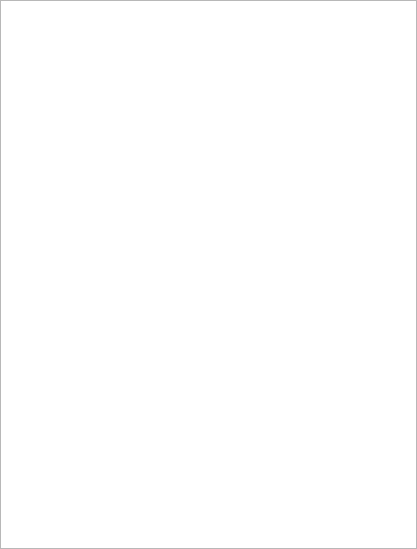
Buvaluy/VirtualMachine, file gui/debugpanel.ui: the form before one commit.
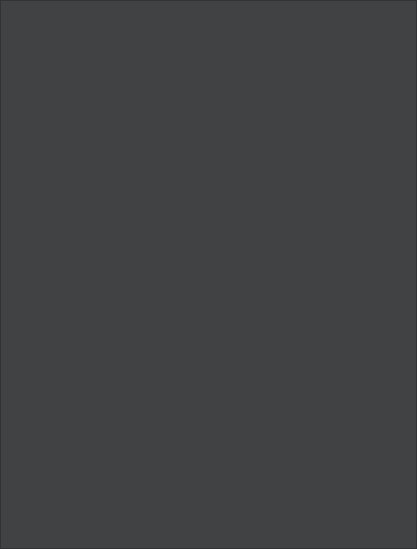
The form after the commit. Icons and pictures are not drawn.

Patch:
```diff
--- a/gui/debugpanel.ui
+++ b/gui/debugpanel.ui
@@ -31,6 +31,42 @@
    </property>
    <item>
     <widget class="QTableWidget" name="tableWidget">
+     <property name="styleSheet">
+      <string notr="true">QHeaderView::section {
+
+    
+	background-color: rgb(50, 51, 53);
+	color: rgb(239, 239, 239);
+	font: 11pt &quot;Consolas&quot;;
+    padding-left: 4px;
+    border: 1px solid #6c6c6c;
+}
+
+QHeaderView::section:checked
+{
+	
+	background-color: rgb(38, 40, 41);
+}
+
+/* style the sort indicator */
+QHeaderView::down-arrow {
+    image: url(down_arrow.png);
+}
+
+QHeaderView::up-arrow {
+    image: url(up_arrow.png);
+}
+
+QTableView {
+background-color: rgb(64, 66, 68);
+	color: rgb(243, 243, 243);
+	font: 11pt &quot;Consolas&quot;;
+}
+
+QTableView QTableCornerButton::section {
+	background-color: rgb(50, 51, 53);
+}</string>
+     </property>
      <property name="editTriggers">
       <set>QAbstractItemView::NoEditTriggers</set>
      </property>
```
